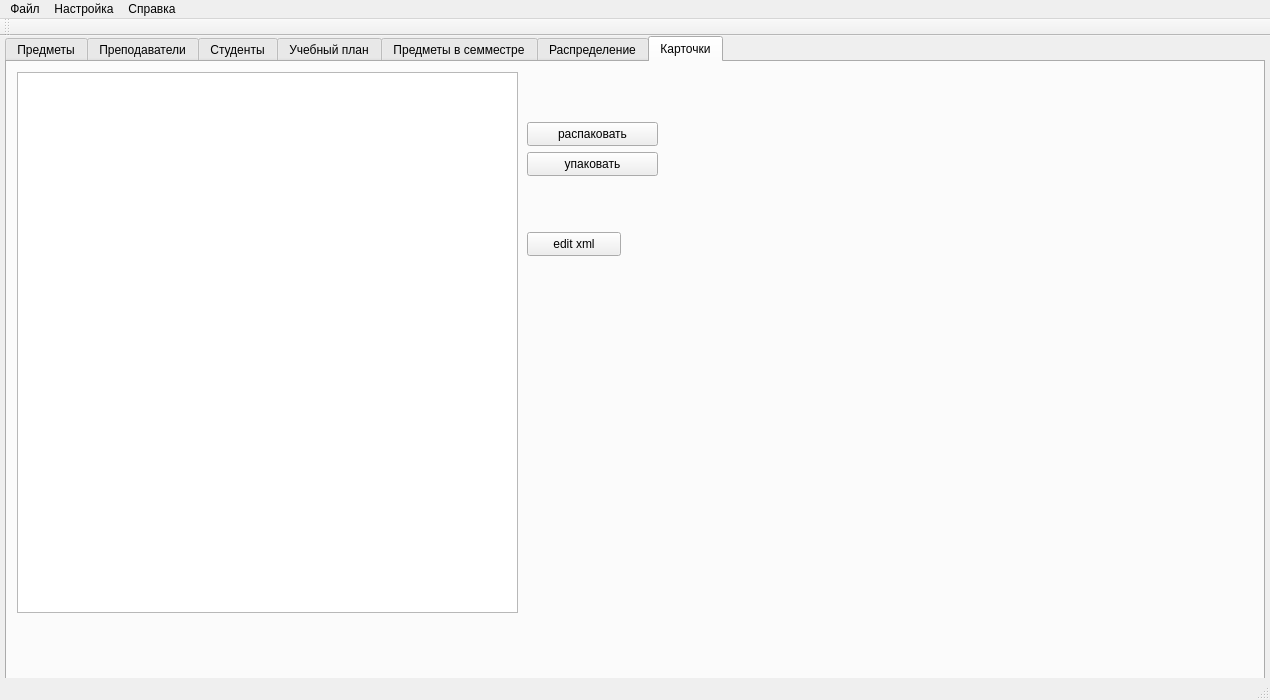
Before: the Qt Designer form mainwindow.ui in alexeypertcev/ksu-ivt-nagruzka, drawn with Qt 5.
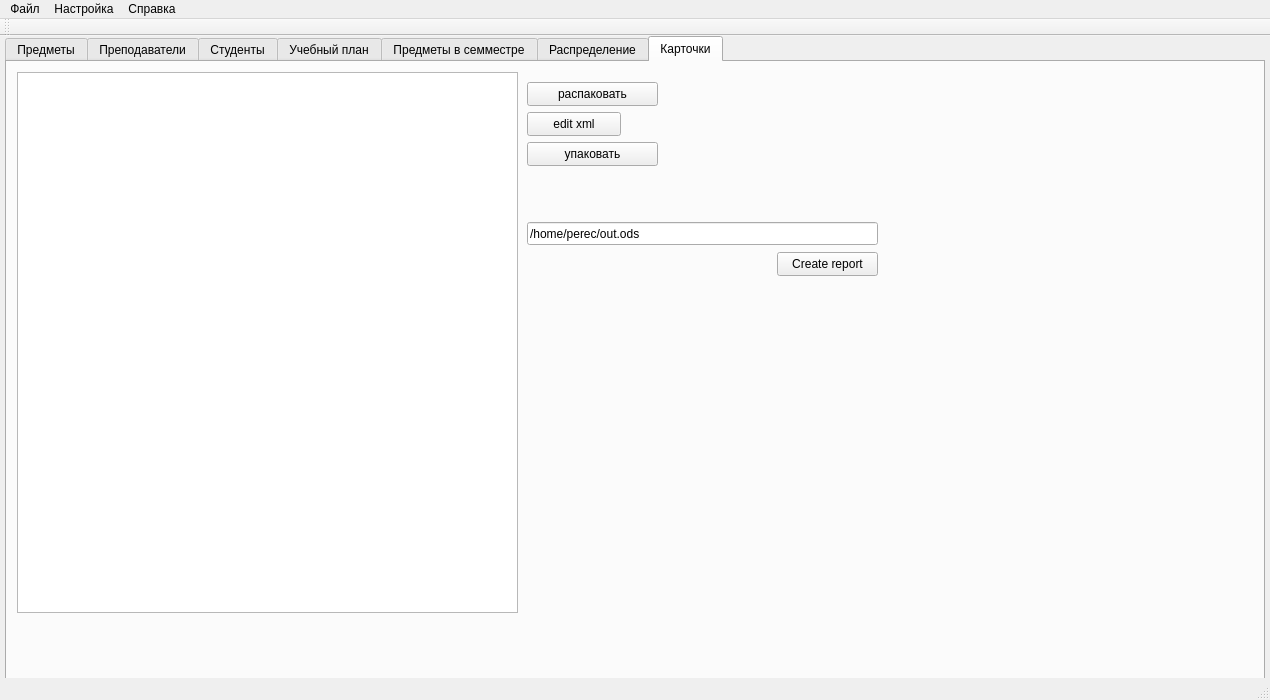
After: the same form once the commit is applied. The open tabs and pages were chosen to show the change. Custom widgets are drawn as their Qt base class.

```diff
--- a/mainwindow.ui
+++ b/mainwindow.ui
@@ -496,7 +496,7 @@
       <property name="geometry">
        <rect>
         <x>520</x>
-        <y>60</y>
+        <y>20</y>
         <width>131</width>
         <height>24</height>
        </rect>
@@ -509,7 +509,7 @@
       <property name="geometry">
        <rect>
         <x>520</x>
-        <y>90</y>
+        <y>80</y>
         <width>131</width>
         <height>24</height>
        </rect>
@@ -522,7 +522,7 @@
       <property name="geometry">
        <rect>
         <x>520</x>
-        <y>170</y>
+        <y>50</y>
         <width>94</width>
         <height>24</height>
        </rect>
@@ -531,6 +531,32 @@
        <string>edit xml</string>
       </property>
      </widget>
+     <widget class="QLineEdit" name="lineEdit_2">
+      <property name="geometry">
+       <rect>
+        <x>520</x>
+        <y>160</y>
+        <width>351</width>
+        <height>23</height>
+       </rect>
+      </property>
+      <property name="text">
+       <string>/home/perec/out.ods</string>
+      </property>
+     </widget>
+     <widget class="QPushButton" name="pushButton_9">
+      <property name="geometry">
+       <rect>
+        <x>770</x>
+        <y>190</y>
+        <width>101</width>
+        <height>24</height>
+       </rect>
+      </property>
+      <property name="text">
+       <string>Create report</string>
+      </property>
+     </widget>
     </widget>
    </widget>
   </widget>
```
Left out of the diff: 5 changed lines with no effect on the pictures.
